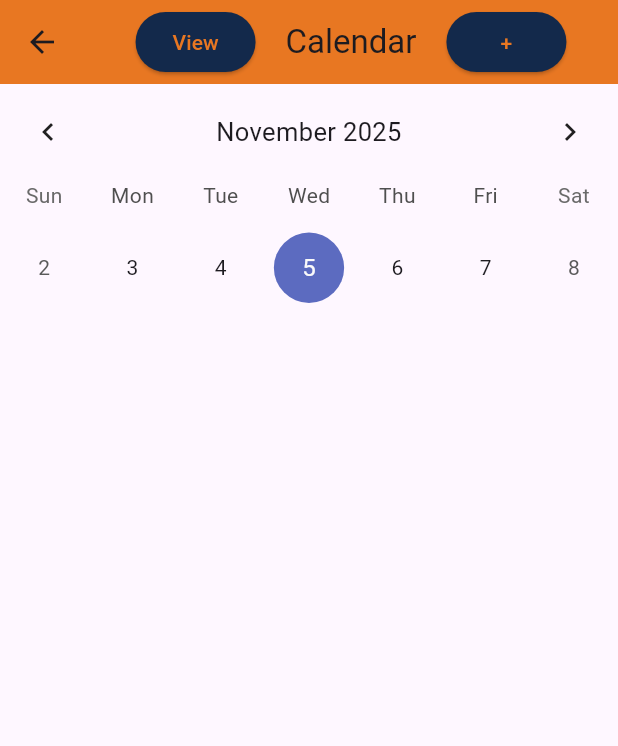
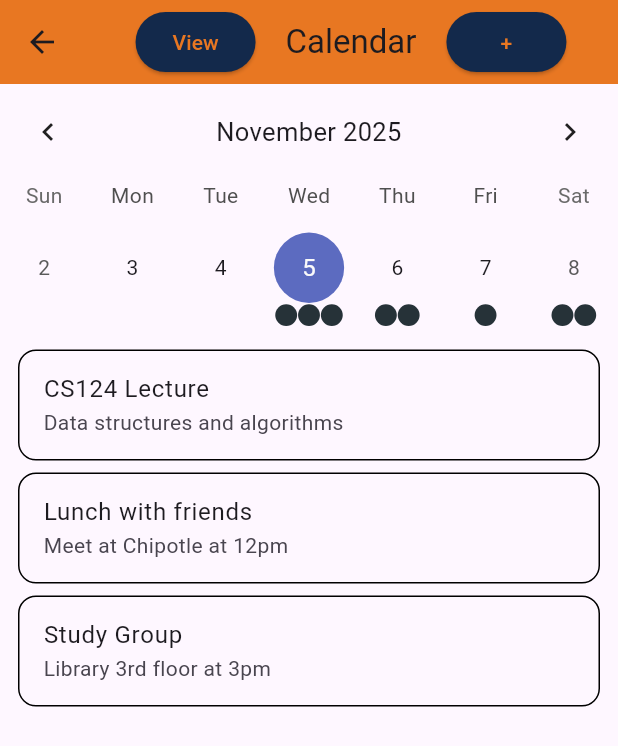
Before and after one commit to CS196Illinois/FA25-Group1, a Flutter app: the new_cal screen opened directly, on a phone screen of 412 x 824 dp. Shown: the top 746 px of the screen. Run offline on Flutter 3.47's test engine with Material 3 defaults, Android fonts, the phone set to English and light mode, and no system bars; drawn by our look-alikes of table_calendar; our stand-ins replace animate_do.

Commit message:
Summary of Changes
  New Features Added:
  1. Conditional Event Display (lines 142-145) - Event list only shows in weekly view
  2. Auto View Switching (lines 57-61) - Tapping a day in monthly view switches to weekly view

  User Experience:
  - Monthly view = Clean overview with event dots
  - Tap any day = Switches to weekly + shows events
  - Manual "View" button still works for toggling

```diff
--- a/App/lib/events.dart
+++ b/App/lib/events.dart
@@ -12,12 +12,54 @@ class Events {
   }
 }
 
-Map<DateTime, List<Events>> kEvents = {
-  normalizeToDay(DateTime.now()): [Events("Today's event", DateTime.now(), "Description"), Events("Another event", DateTime.now(), "Description")],
-  normalizeToDay(DateTime.now().add(Duration(days: 1))): [Events("Tomorrow's event", DateTime.now().add(Duration(days: 1)), "Description")],
-};
+  Map<DateTime, List<Events>> kEvents = {
+    // Today's events
+    normalizeToDay(DateTime.now()): [
+      Events("CS124 Lecture", DateTime.now(), "Data structures and algorithms"),
+      Events("Lunch with friends", DateTime.now(), "Meet at Chipotle at 12pm"),
+      Events("Study Group", DateTime.now(), "Library 3rd floor at 3pm"),
+    ],
 
-bool isSameDay(DateTime a, DateTime b) {
+    // Tomorrow
+    normalizeToDay(DateTime.now().add(Duration(days: 1))): [
+      Events("Project Meeting", DateTime.now().add(Duration(days: 1)), "Discuss app features with team"),
+      Events("Gym", DateTime.now().add(Duration(days: 1)), "Leg day workout"),
+    ],
+
+    // Day after tomorrow
+    normalizeToDay(DateTime.now().add(Duration(days: 2))): [
+      Events("CS124 Assignment Due", DateTime.now().add(Duration(days: 2)), "Submit recursion homework"),
+    ],
+
+    // 3 days from now
+    normalizeToDay(DateTime.now().add(Duration(days: 3))): [
+      Events("RSO Event", DateTime.now().add(Duration(days: 3)), "ACM game night at 7pm"),
+      Events("Office Hours", DateTime.now().add(Duration(days: 3)), "Meet TA for help with project"),
+    ],
+
+    // 5 days from now
+    normalizeToDay(DateTime.now().add(Duration(days: 5))): [
+      Events("Weekend Plans", DateTime.now().add(Duration(days: 5)), "Movie night with roommates"),
+    ],
+
+    // 7 days from now
+    normalizeToDay(DateTime.now().add(Duration(days: 7))): [
+      Events("Midterm Exam", DateTime.now().add(Duration(days: 7)), "CS124 midterm - chapters 1-5"),
+    ],
+
+    // Specific date example (November 15, 2025)
+    normalizeToDay(DateTime.utc(2025, 11, 15)): [
+      Events("Career Fair", DateTime.utc(2025, 11, 15), "Bring resume to Activities Building"),
+      Events("Dinner", DateTime.utc(2025, 11, 15), "Celebrate birthday at 6pm"),
+    ],
+
+    // Another specific date (December 1, 2025)
+    normalizeToDay(DateTime.utc(2025, 12, 1)): [
+      Events("Final Project Due", DateTime.utc(2025, 12, 1), "Submit completed app with documentation"),
+    ],
+  };
+
+bool SameDay(DateTime a, DateTime b) {
   return a.year == b.year && a.month == b.month && a.day == b.day;
 }
 
--- a/App/lib/new_cal_page.dart
+++ b/App/lib/new_cal_page.dart
@@ -43,6 +43,26 @@ class _new_calState extends State<new_cal> {
 
   List<Events> _getEventsForDay(DateTime day) {
     return kEvents[normalizeToDay(day)] ?? [];
+  }
+
+  // Handles day selection on the calendar
+  // NEW FEATURE: Auto-switches from monthly to weekly view when day is tapped
+  // This provides a two-tier navigation: monthly view for overview, weekly view for details
+  void _onDaySelected(DateTime selectedDay, DateTime focusedDay) {
+    if (!SameDay(_selectedDay!, selectedDay)) {
+      setState(() {
+        _selectedDay = selectedDay;
+        _focusedDay = focusedDay;
+
+        // NEW FEATURE: If in monthly view, automatically switch to weekly view
+        // This allows users to see event details only when they tap a specific day
+        if (_calendarFormat == CalendarFormat.month) {
+          _calendarFormat = CalendarFormat.week;
+        }
+      });
+      // Load and display events for the selected day
+      _selectedEvents.value = _getEventsForDay(selectedDay);
+    }
   }
 
   @override
@@ -106,17 +126,51 @@ class _new_calState extends State<new_cal> {
           child: TableCalendar(
             calendarFormat: _calendarFormat,
             rowHeight: 85,
-            focusedDay: now,
+            focusedDay: _focusedDay,
             firstDay: DateTime.utc(1999, 1, 1),
             lastDay: DateTime.utc(2099, 12, 31),
-            selectedDayPredicate: (day) => isSameDay(day, now),
+            selectedDayPredicate: (day) => _selectedDay != null && SameDay(day, _selectedDay!),
+            eventLoader: _getEventsForDay,
             headerStyle: HeaderStyle(
               formatButtonVisible: false,
               titleCentered: true,
             ),
-            onDaySelected: goToDate,
+            onDaySelected: _onDaySelected,
           ),
         ),
+        const SizedBox(height: 8.0),
+        // NEW FEATURE: Conditional event list display
+        // Event list only appears in weekly view, not in monthly view
+        // This creates a cleaner monthly overview and detailed weekly view
+        if (_calendarFormat == CalendarFormat.week)
+          Expanded(
+            child: ValueListenableBuilder<List<Events>>(
+              valueListenable: _selectedEvents,
+              builder: (context, value, _) {
+                return ListView.builder(
+                  itemCount: value.length,
+                  itemBuilder: (context, index) {
+                    return Container(
+                      margin: const EdgeInsets.symmetric(
+                        horizontal: 12.0,
+                        vertical: 4.0,
+                      ),
+                      decoration: BoxDecoration(
+                        border: Border.all(),
+                        borderRadius: BorderRadius.circular(12.0),
+                      ),
+                      child: ListTile(
+                        onTap: () => print('${value[index]}'),
+                        title: Text('${value[index].title}'),
+                        subtitle: Text('${value[index].description}'),
+                      ),
+                    );
+                  },
+                );
+              },
+            ),
+          ),
+
       ],
     );
   }
```
